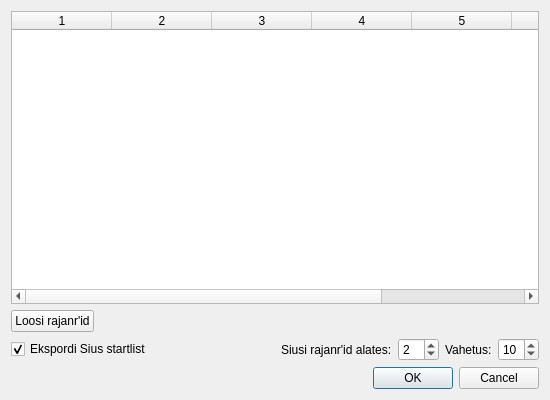
Old version of the form protokollitaja/protokollitaja/finalsfileexport.ui in the repository ymeramees/protokollitaja.
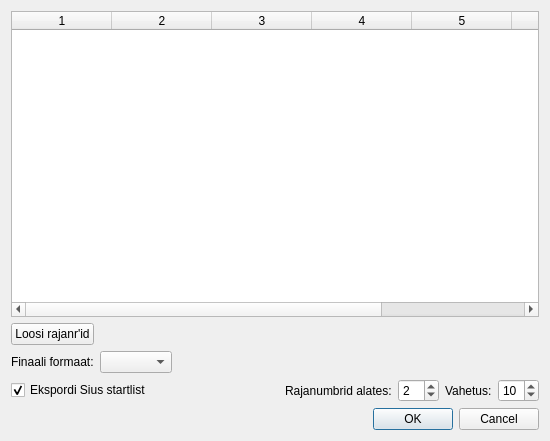
New version of the form. Icons and pictures are not drawn.

Commit message: Create finals file from Protokollitaja

```diff
--- a/protokollitaja/protokollitaja/finalsfileexport.ui
+++ b/protokollitaja/protokollitaja/finalsfileexport.ui
@@ -7,7 +7,7 @@
     <x>0</x>
     <y>0</y>
     <width>550</width>
-    <height>400</height>
+    <height>441</height>
    </rect>
   </property>
   <property name="windowTitle">
@@ -71,6 +71,33 @@
      </item>
     </layout>
    </item>
+   <item>
+    <layout class="QHBoxLayout" name="horizontalLayout_3">
+     <item>
+      <widget class="QLabel" name="finalsFormatLabel">
+       <property name="text">
+        <string>Finaali formaat:</string>
+       </property>
+      </widget>
+     </item>
+     <item>
+      <widget class="QComboBox" name="finalsFormatBox"/>
+     </item>
+     <item>
+      <spacer name="horizontalSpacer_3">
+       <property name="orientation">
+        <enum>Qt::Horizontal</enum>
+       </property>
+       <property name="sizeHint" stdset="0">
+        <size>
+         <width>40</width>
+         <height>20</height>
+        </size>
+       </property>
+      </spacer>
+     </item>
+    </layout>
+   </item>
    <item>
     <layout class="QHBoxLayout" name="horizontalLayout">
      <item>
@@ -99,7 +126,7 @@
      <item>
       <widget class="QLabel" name="targetNumberLabel">
        <property name="text">
-        <string>Siusi rajanr'id alates:</string>
+        <string>Rajanumbrid alates:</string>
        </property>
       </widget>
      </item>
```
The commit also changes 33 other files.
